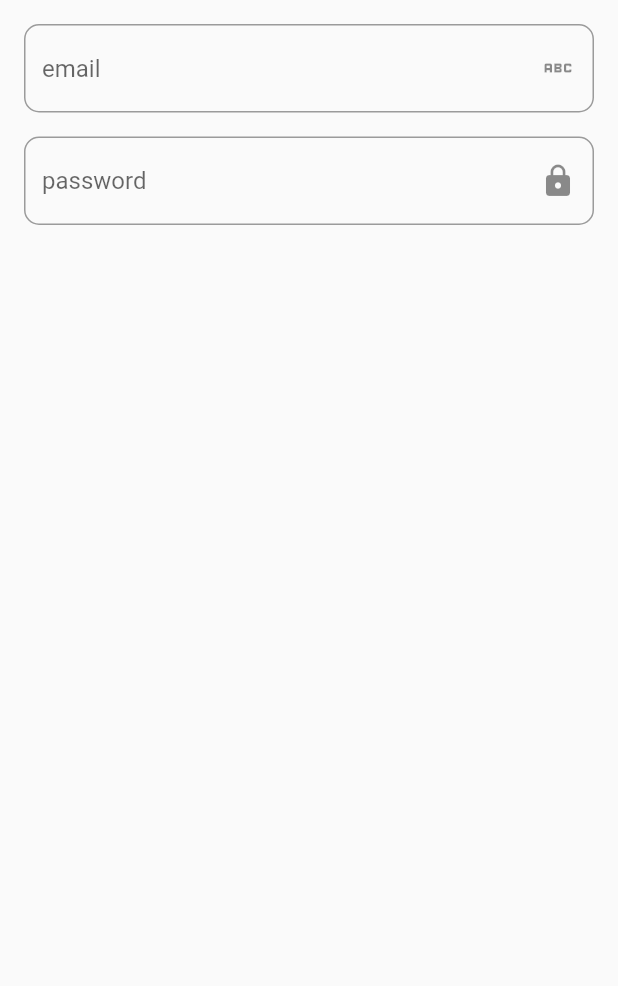
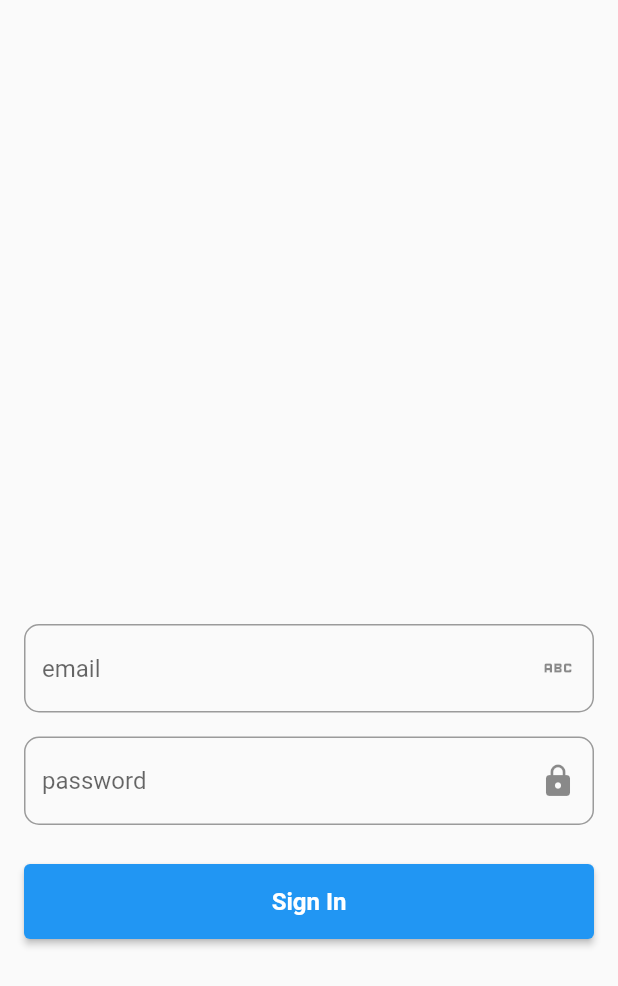
Before and after one commit to mpratama17/doaharian-app, a Flutter app: the screen it shows after launch, on a phone screen of 412 x 824 dp. Shown: the top 986 px of the screen. Run offline on Flutter 3.47's test engine with Material 2 defaults, Android fonts, the phone set to English and light mode, and no system bars; our stand-ins replace firebase_auth; accounts and stored records are empty.

```diff
--- a/lib/view/login.dart
+++ b/lib/view/login.dart
@@ -1,7 +1,9 @@
+import 'package:firebase_auth/firebase_auth.dart';
 import 'package:flutter/material.dart';
 import 'package:flutter/src/widgets/framework.dart';
 import 'package:flutter/src/widgets/placeholder.dart';
 import 'package:tes/custom_widgets/customwidgets.dart';
+import 'package:tes/view/home.dart';
 
 class LoginScreen extends StatefulWidget {
   const LoginScreen({super.key});
@@ -16,16 +18,46 @@ class _LoginScreenState extends State<LoginScreen> {
   @override
   Widget build(BuildContext context) {
     return Scaffold(
-      body: Padding(
+      body: SafeArea(
+        child: SingleChildScrollView(
+          child: Padding(
             padding: const EdgeInsets.all(16),
             child: Column(
               children: [
+                SizedBox(
+                  height: 400,
+                ),
                 reusableTextfield("email", Icons.abc, false, _emailController),
                 SizedBox(height: 16),
-            reusableTextfield("password", Icons.lock, true, _passwordController)
+                reusableTextfield(
+                    "password", Icons.lock, true, _passwordController),
+                SizedBox(height: 16),
+                SignInSignUpButton(context, true, () {
+                  FirebaseAuth.instance
+                      .signInWithEmailAndPassword(
+                          email: _emailController.text,
+                          password: _passwordController.text)
+                      .then((value) {
+                    Navigator.push(
+                      context,
+                      MaterialPageRoute(builder: (context) => Home()),
+                    );
+                  }).onError((error, stackTrace) {
+                    SnackBar(content: Text("Password or Email is wrong"));
+                  });
+                })
               ],
             ),
           ),
+        ),
+      ),
     );
+    //create function for signin firebase
   }
+
+  // Future signIn() async {
+  //   await FirebaseAuth.instance.signInWithEmailAndPassword(
+  //       email: _emailController.text.trim(),
+  //       password: _passwordController.text.trim());
+  // }
 }
```
Lines whose indentation alone changed are shown as unchanged.
